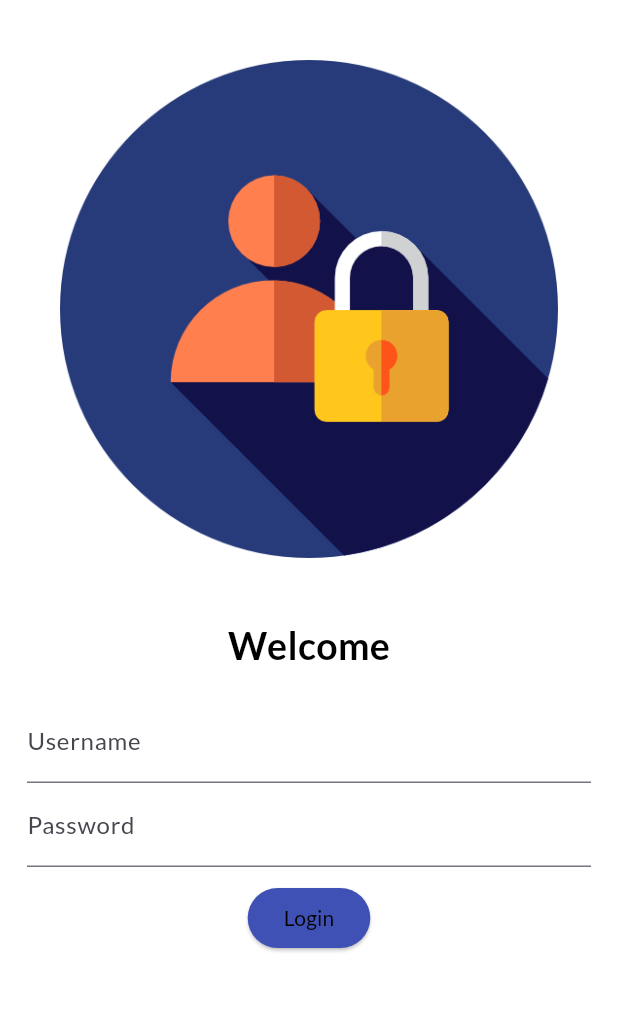
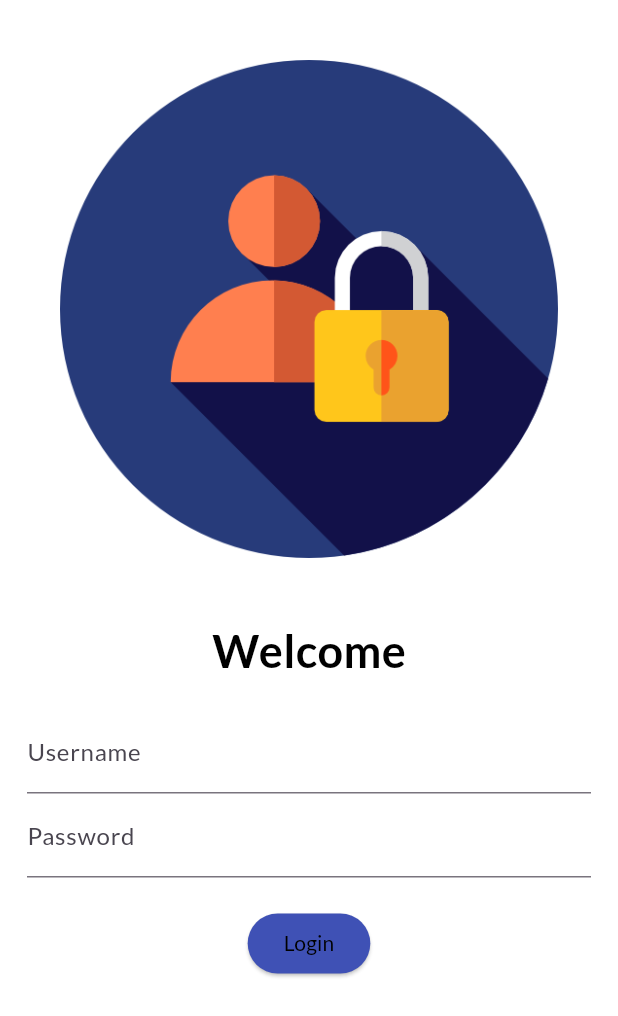
Before and after one commit to moorthikin/firstapp, a Flutter app: the screen it shows after launch, on a phone screen of 412 x 824 dp. Shown: the top 1016 px of the screen. Run offline on Flutter 3.47's test engine with Material 3 defaults, Android fonts, the phone set to English and light mode, and no system bars; our stand-ins replace google_fonts.

Commit message:
day4 completed

```diff
--- a/lib/main.dart
+++ b/lib/main.dart
@@ -1,5 +1,6 @@
 import 'package:firstapp/pages/login_page.dart';
 import 'package:firstapp/pages/home_page.dart';
+import 'package:firstapp/util/routes.dart';
 import 'package:flutter/material.dart';
 import 'package:google_fonts/google_fonts.dart';
 
@@ -28,7 +29,8 @@ class FirstApp extends StatelessWidget {
       //we declare a routes "/" it was the default route after we customize as per our wish.
       routes: {
         "/": (context) => const LoginPage(),
-        "/home": (context) => const HomePage()
+        // FirstApproutes.loginRoute: (context) => const LoginPage(),
+        FirstApproutes.homeRoute: (context) => const HomePage()
       },
     );
   }
--- a/lib/pages/login_page.dart
+++ b/lib/pages/login_page.dart
@@ -1,3 +1,6 @@
+// ignore_for_file: prefer_const_constructors
+
+import 'package:firstapp/util/routes.dart';
 import 'package:flutter/material.dart';
 
 class LoginPage extends StatelessWidget {
@@ -21,7 +24,7 @@ class LoginPage extends StatelessWidget {
             const Text(
               "Welcome",
               style: TextStyle(
-                  fontSize: 25,
+                  fontSize: 30,
                   fontWeight: FontWeight.bold,
                   color: Colors.black),
             ),
@@ -40,19 +43,20 @@ class LoginPage extends StatelessWidget {
                     keyboardType: TextInputType.number,
                   ),
                   SizedBox(
-                    height: 10,
+                    height: 20,
                   ),
                   ElevatedButton(
                     onPressed: () {
-                      print("Hello Flutter");
+                      Navigator.pushNamed(context, FirstApproutes.homeRoute);
                     },
+                    style: const ButtonStyle(
+                        iconSize: MaterialStatePropertyAll(100.0),
+                        backgroundColor:
+                            MaterialStatePropertyAll(Colors.indigo)),
                     child: Text(
                       "Login",
                       style: TextStyle(color: Colors.black),
                     ),
-                    style: ButtonStyle(
-                        backgroundColor:
-                            MaterialStatePropertyAll(Colors.indigo)),
                   )
                 ],
               ),
--- /dev/null
+++ b/lib/util/routes.dart
@@ -0,0 +1,4 @@
+class FirstApproutes {
+  static String loginRoute = "/login";
+  static String homeRoute = "/home";
+}
```
